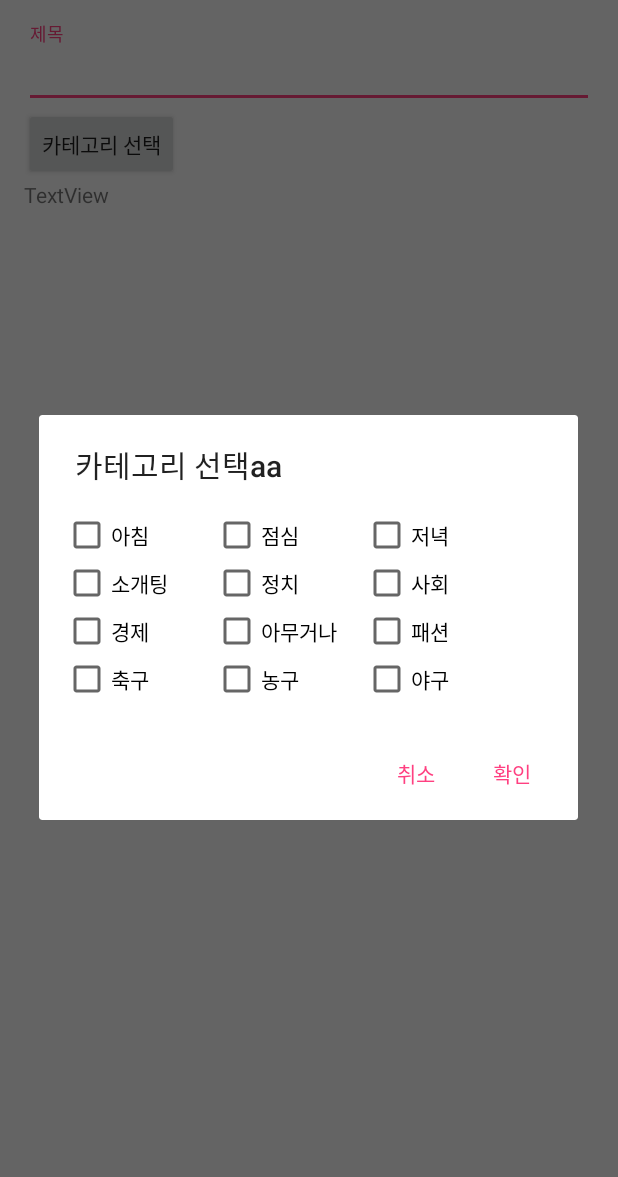
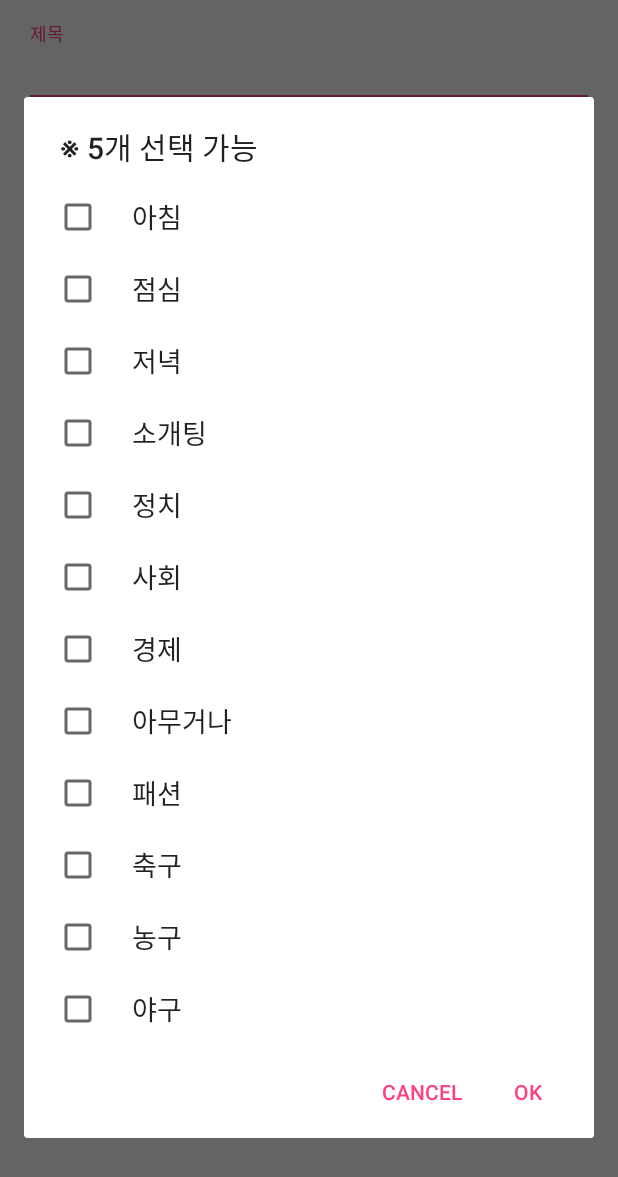
Before and after one commit to n4u1/Test130, an Android app: the UserContentsUploadActivity screen opened directly, with no data from a screen before it, after a tap on "카테고리 선택", on a phone screen of 412 x 824 dp. Shown: the top 1177 px of the screen. Run offline under Robolectric (Android 15) with nearby library versions, the phone set to English and light mode, and no system bars.

Commit message:
20180723_2238

```diff
--- a/app/src/main/java/com/example/n4u1/test130/dialog/AddCategoryDialog.java
+++ /dev/null
@@ -1,74 +0,0 @@
-package com.example.n4u1.test130.dialog;
-
-import android.annotation.SuppressLint;
-import android.app.Dialog;
-import android.content.Context;
-import android.content.DialogInterface;
-import android.content.Intent;
-import android.os.Bundle;
-import android.support.annotation.NonNull;
-import android.support.annotation.Nullable;
-import android.support.v4.app.DialogFragment;
-import android.support.v7.app.AlertDialog;
-import android.view.LayoutInflater;
-import android.view.View;
-import android.view.WindowManager;
-import android.widget.Button;
-import android.widget.CheckBox;
-import android.widget.EditText;
-import android.widget.TextView;
-import android.widget.Toast;
-
-import com.example.n4u1.test130.R;
-
-
-public class AddCategoryDialog extends DialogFragment {
-    @NonNull
-    @Override
-    public Dialog onCreateDialog(Bundle savedInstanceState) {
-
-        AlertDialog.Builder mBuilder = new AlertDialog.Builder(getActivity());
-        LayoutInflater mLayoutInflater = getActivity().getLayoutInflater();
-        View view = mLayoutInflater.inflate(R.layout.activity_add_category_dialog, null);
-        mBuilder.setView(mLayoutInflater.inflate(R.layout.activity_add_category_dialog, null));
-
-        final CheckBox checkBox0 = view.getRootView().findViewById(R.id.checkBox_0);
-        final CheckBox checkBox1 = view.getRootView().findViewById(R.id.checkBox_1);
-        final CheckBox checkBox2 = view.getRootView().findViewById(R.id.checkBox_2);
-        final CheckBox checkBox3 = view.getRootView().findViewById(R.id.checkBox_3);
-        final CheckBox checkBox4 = view.getRootView().findViewById(R.id.checkBox_4);
-        final CheckBox checkBox5 = view.getRootView().findViewById(R.id.checkBox_5);
-        final CheckBox checkBox6 = view.getRootView().findViewById(R.id.checkBox_6);
-        final CheckBox checkBox7 = view.getRootView().findViewById(R.id.checkBox_7);
-        final CheckBox checkBox8 = view.getRootView().findViewById(R.id.checkBox_8);
-        final CheckBox checkBox9 = view.getRootView().findViewById(R.id.checkBox_9);
-        final CheckBox checkBox10 = view.getRootView().findViewById(R.id.checkBox_10);
-        final CheckBox checkBox11 = view.getRootView().findViewById(R.id.checkBox_11);
-
-
-
-        mBuilder.setTitle("카테고리 선택aa");
-        mBuilder.setView(view)
-                .setPositiveButton("확인",
-                        new DialogInterface.OnClickListener() {
-                            @Override
-                            public void onClick(DialogInterface dialog, int id) {
-                                for (int i = 0; i < 13; i++) {
-
-
-                                }
-
-
-                            }
-                        }).setNegativeButton("취소", null);
-
-
-
-
-        return mBuilder.create();
-    }
-
-
-
-
-}
--- /dev/null
+++ b/app/src/main/java/com/example/n4u1/test130/dialog/ContentChoiceDialog.java
@@ -0,0 +1,102 @@
+package com.example.n4u1.test130.dialog;
+
+import android.app.Dialog;
+import android.content.Context;
+import android.content.DialogInterface;
+import android.os.Bundle;
+import android.support.annotation.NonNull;
+import android.support.v4.app.DialogFragment;
+import android.support.v7.app.AlertDialog;
+import android.widget.Toast;
+
+import com.example.n4u1.test130.R;
+
+import java.util.ArrayList;
+
+public class ContentChoiceDialog extends DialogFragment {
+    final public ArrayList mSelectedItemsResult = new ArrayList();
+    public ContentChoiceDialog() {}
+
+    public interface ContentChoiceDialogListener {
+        public void onDialogPositiveClick(ArrayList arrayList);
+        public void onDialogNegativeClick(DialogFragment dialog);
+    }
+
+    ContentChoiceDialogListener mListener;
+
+    @Override
+    public void onAttach(Context context) {
+        super.onAttach(context);
+        try {
+            // Instantiate the NoticeDialogListener so we can send events to the host
+            mListener = (ContentChoiceDialogListener) getActivity();
+        } catch (ClassCastException e) {
+            // The activity doesn't implement the interface, throw exception
+            throw new ClassCastException(context.toString()
+                    + " must implement NoticeDialogListener");
+        }
+    }
+
+    @NonNull
+    @Override
+    public Dialog onCreateDialog(final Bundle savedInstanceState) {
+
+        final ArrayList mSelectedItems = new ArrayList();  // Where we track the selected items
+
+        AlertDialog.Builder builder = new AlertDialog.Builder(getActivity());
+        builder.setTitle("※ 5개 선택 가능")
+                .setMultiChoiceItems(R.array.contents, null, new DialogInterface.OnMultiChoiceClickListener() {
+                    @Override
+                    public void onClick(DialogInterface dialogInterface, int i, boolean b) {
+                        if (b) {
+                            mSelectedItems.add(i);
+
+
+                            //Toast.makeText(getContext(), "?? : " + mSelectedItems, Toast.LENGTH_SHORT).show();
+
+                        } else if (mSelectedItems.contains(i)) {
+                            mSelectedItems.remove(Integer.valueOf(i));
+
+                        }
+                    }
+                })
+                .setPositiveButton("OK", new DialogInterface.OnClickListener() {
+                    @Override
+                    public void onClick(DialogInterface dialog, int id) {
+                        // User clicked OK, so save the mSelectedItems results somewhere
+                        // or return them to the component that opened the dialog
+
+                        for (int i = 0; i < 12; i++) {
+                            if (mSelectedItems.contains(i)) {
+                                switch (i) {
+                                    case 0 : mSelectedItemsResult.add("아침"); break;
+                                    case 1 : mSelectedItemsResult.add("점심"); break;
+                                    case 2 : mSelectedItemsResult.add("저녁"); break;
+                                    case 3 : mSelectedItemsResult.add("소개팅"); break;
+                                    case 4 : mSelectedItemsResult.add("정치"); break;
+                                    case 5 : mSelectedItemsResult.add("사회"); break;
+                                    case 6 : mSelectedItemsResult.add("경제"); break;
+                                    case 7 : mSelectedItemsResult.add("아무거나"); break;
+                                    case 8 : mSelectedItemsResult.add("패션"); break;
+                                    case 9 : mSelectedItemsResult.add("축구"); break;
+                                    case 10 : mSelectedItemsResult.add("농구"); break;
+                                    case 11 : mSelectedItemsResult.add("야구"); break;
+                                }
+                            }
+                        }
+//                        Toast.makeText(getContext(), "?? : " + mSelectedItemsResult, Toast.LENGTH_SHORT).show();
+                        mListener.onDialogPositiveClick(mSelectedItemsResult);
+
+                    }
+
+                })
+                .setNegativeButton("CANCEL", new DialogInterface.OnClickListener() {
+                    @Override
+                    public void onClick(DialogInterface dialog, int id) {
+
+                    }
+                });
+
+        return builder.create();
+    }
+}
--- a/app/src/main/java/com/example/n4u1/test130/views/LoginActivity.java
+++ b/app/src/main/java/com/example/n4u1/test130/views/LoginActivity.java
@@ -155,7 +155,6 @@ public class LoginActivity extends AppCompatActivity {
 
                 Intent intent = new Intent(Intent.ACTION_PICK);
                 intent.setType(MediaStore.Images.Media.CONTENT_TYPE);
-
                 startActivityForResult(intent, GALLEY_CODE);
 
             }
@@ -176,10 +175,7 @@ public class LoginActivity extends AppCompatActivity {
     protected void onActivityResult(int requestCode, int resultCode, Intent data) {
         if(requestCode == GALLEY_CODE) {
 
-
-
             StorageReference storageRef = storage.getReferenceFromUrl("gs://test130-1068f.appspot.com");
-
 
             Uri file = Uri.fromFile(new File(getPath(data.getData())));
             StorageReference riversRef = storageRef.child("imagessss/"+file.getLastPathSegment());
--- a/app/src/main/java/com/example/n4u1/test130/views/UserContentsUploadActivity.java
+++ b/app/src/main/java/com/example/n4u1/test130/views/UserContentsUploadActivity.java
@@ -2,16 +2,22 @@ package com.example.n4u1.test130.views;
 
 import android.content.DialogInterface;
 import android.content.Intent;
+import android.support.v4.app.DialogFragment;
 import android.support.v7.app.AppCompatActivity;
 import android.os.Bundle;
 import android.view.View;
 import android.widget.Button;
 import android.widget.CheckBox;
+import android.widget.TextView;
+import android.widget.Toast;
 
 import com.example.n4u1.test130.R;
 import com.example.n4u1.test130.dialog.AddCategoryDialog;
+import com.example.n4u1.test130.dialog.ContentChoiceDialog;
 
-public class UserContentsUploadActivity extends AppCompatActivity {
+import java.util.ArrayList;
+
+public class UserContentsUploadActivity extends AppCompatActivity implements ContentChoiceDialog.ContentChoiceDialogListener {
 
     private AddCategoryDialog mAddCategoryDialog;
     private Button mRightButton;
@@ -22,15 +28,12 @@ public class UserContentsUploadActivity extends AppCompatActivity {
         super.onCreate(savedInstanceState);
         setContentView(R.layout.activity_user_contents_upload);
 
-        CheckBox checkBox0 = findViewById(R.id.checkBox_0);
-
 
         findViewById(R.id.button_addCategory).setOnClickListener(new View.OnClickListener() {
             @Override
             public void onClick(View view) {
-                AddCategoryDialog addCategoryDialog = new AddCategoryDialog();
-                addCategoryDialog.show(getSupportFragmentManager(),"sdf");
-
+                ContentChoiceDialog contentChoiceDialog = new ContentChoiceDialog();
+                contentChoiceDialog.show(getSupportFragmentManager(), "Category Choice");
 
             }
         });
@@ -40,6 +43,44 @@ public class UserContentsUploadActivity extends AppCompatActivity {
 
     @Override
     protected void onActivityResult(int requestCode, int resultCode, Intent data) {
-        super.onActivityResult(requestCode, resultCode, data);
+//        super.onActivityResult(requestCode, resultCode, data);
+
+        if (resultCode == 3959) {
+            TextView textView = findViewById(R.id.textView_choiceCategory);
+            Intent intent = getIntent();
+//            Bundle mArgs = new Bundle();
+//
+            String stringResult = "";
+            String[] myStrings = intent.getStringArrayExtra("Strings");
+            for (int i = 0; i < 12; i++) {
+                if (!myStrings[i].equals("")) {
+                    stringResult = stringResult + myStrings[i];
+                }
+            }
+            textView.setText(stringResult);
+
+        }
+    }
+
+
+    @Override
+    public void onDialogPositiveClick(ArrayList arrayList) {
+        TextView textView = findViewById(R.id.textView_choiceCategory);
+        String string = arrayList.toString();
+        String resultString = string.replace("[", "").replace("]","");
+
+        textView.setText(resultString);
+
+
+    }
+
+    @Override
+    public void onDialogNegativeClick(DialogFragment dialog) {
+
+    }
+
+    @Override
+    public void onPointerCaptureChanged(boolean hasCapture) {
+
     }
 }
--- a/app/src/main/res/layout/activity_add_category_dialog.xml
+++ /dev/null
@@ -1,98 +0,0 @@
-<?xml version="1.0" encoding="utf-8"?>
-<RelativeLayout xmlns:android="http://schemas.android.com/apk/res/android"
-    android:layout_width="wrap_content"
-    android:layout_height="wrap_content"
-    android:padding="16dp">
-
-    <CheckBox
-        android:text="아침"
-        android:id="@+id/checkBox_0"
-        android:layout_width="100dp"
-        android:layout_height="wrap_content" />
-
-    <CheckBox
-        android:layout_toRightOf="@id/checkBox_0"
-        android:text="점심"
-        android:id="@+id/checkBox_1"
-        android:layout_width="100dp"
-        android:layout_height="wrap_content" />
-
-    <CheckBox
-        android:layout_toRightOf="@id/checkBox_1"
-        android:text="저녁"
-        android:id="@+id/checkBox_2"
-        android:layout_width="100dp"
-        android:layout_height="wrap_content" />
-
-    <CheckBox
-        android:layout_below="@id/checkBox_0"
-        android:text="소개팅"
-        android:id="@+id/checkBox_3"
-        android:layout_width="100dp"
-        android:layout_height="wrap_content" />
-
-    <CheckBox
-        android:layout_below="@id/checkBox_1"
-        android:layout_toRightOf="@id/checkBox_3"
-        android:text="정치"
-        android:id="@+id/checkBox_4"
-        android:layout_width="100dp"
-        android:layout_height="wrap_content" />
-
-    <CheckBox
-        android:layout_below="@id/checkBox_1"
-        android:layout_toRightOf="@id/checkBox_4"
-        android:text="사회"
-        android:id="@+id/checkBox_5"
-        android:layout_width="100dp"
-        android:layout_height="wrap_content" />
-
-    <CheckBox
-        android:layout_below="@id/checkBox_3"
-        android:text="경제"
-        android:id="@+id/checkBox_6"
-        android:layout_width="100dp"
-        android:layout_height="wrap_content" />
-
-    <CheckBox
-        android:layout_below="@id/checkBox_3"
-        android:layout_toRightOf="@id/checkBox_6"
-        android:text="아무거나"
-        android:id="@+id/checkBox_7"
-        android:layout_width="100dp"
-        android:layout_height="wrap_content" />
-
-    <CheckBox
-
-        android:layout_below="@id/checkBox_3"
-        android:layout_toRightOf="@id/checkBox_7"
-        android:text="패션"
-        android:id="@+id/checkBox_8"
-        android:layout_width="100dp"
-        android:layout_height="wrap_content" />
-
-    <CheckBox
-        android:layout_below="@id/checkBox_6"
-        android:text="축구"
-        android:id="@+id/checkBox_9"
-        android:layout_width="100dp"
-        android:layout_height="wrap_content" />
-
-    <CheckBox
-        android:layout_below="@id/checkBox_6"
-        android:layout_toRightOf="@id/checkBox_9"
-        android:text="농구"
-        android:id="@+id/checkBox_10"
-        android:layout_width="100dp"
-        android:layout_height="wrap_content" />
-
-    <CheckBox
-        android:layout_below="@id/checkBox_6"
-        android:layout_toRightOf="@id/checkBox_10"
-        android:text="야구"
-        android:id="@+id/checkBox_11"
-        android:layout_width="100dp"
-        android:layout_height="wrap_content" />
-
-
-</RelativeLayout>
--- a/app/src/main/res/layout/activity_user_contents_upload.xml
+++ b/app/src/main/res/layout/activity_user_contents_upload.xml
@@ -33,7 +33,7 @@
 
             <TextView
                 android:layout_below="@+id/button_addCategory"
-                android:id="@+id/textView2"
+                android:id="@+id/textView_choiceCategory"
                 android:layout_width="match_parent"
                 android:layout_height="100dp"
                 android:text="TextView" />
--- a/app/src/main/res/values/strings.xml
+++ b/app/src/main/res/values/strings.xml
@@ -1,3 +1,26 @@
 <resources>
     <string name="app_name">Test130</string>
+
+
+    <string-array name="contents">
+        <item>아침</item>
+        <item>점심</item>
+        <item>저녁</item>
+        <item>소개팅</item>
+        <item>정치</item>
+        <item>사회</item>
+        <item>경제</item>
+        <item>아무거나</item>
+        <item>패션</item>
+        <item>축구</item>
+        <item>농구</item>
+        <item>야구</item>
+    </string-array>
+
+
+
+
+
+
+
 </resources>
```
